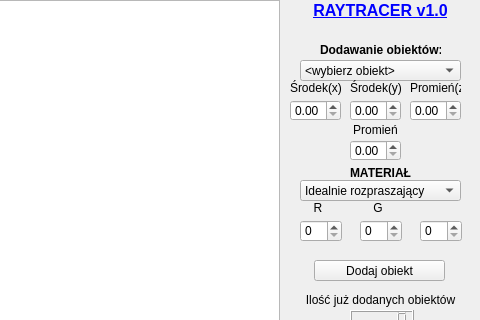
Qt form mainwindow.ui (quetz05/Raytraicing) before a commit; both pictures show x 520 to 1000 and y 0 to 320 of the 1000 by 600 pixel window.
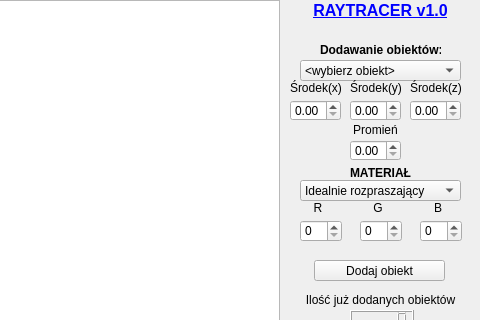
The same form after that commit.

Commit message:
GUI - zmiana kamery
poprawa w kodzie zmiany kamery

The edit to the form file:
```diff
--- a/mainwindow.ui
+++ b/mainwindow.ui
@@ -231,7 +231,7 @@
      </rect>
     </property>
     <property name="text">
-     <string>Promień(z)</string>
+     <string>Środek(z)</string>
     </property>
    </widget>
    <widget class="QLabel" name="t_sp_rad">
@@ -426,6 +426,19 @@
      </property>
     </item>
    </widget>
+   <widget class="QLabel" name="label_6">
+    <property name="geometry">
+     <rect>
+      <x>950</x>
+      <y>200</y>
+      <width>16</width>
+      <height>16</height>
+     </rect>
+    </property>
+    <property name="text">
+     <string>&lt;html&gt;&lt;head/&gt;&lt;body&gt;&lt;p align=&quot;center&quot;&gt;B&lt;/p&gt;&lt;/body&gt;&lt;/html&gt;</string>
+    </property>
+   </widget>
    <zorder>graph1</zorder>
    <zorder>save_text</zorder>
    <zorder>save_butt</zorder>
```
Left out of the diff: 1 changed line with no effect on the pictures. The commit also changes 3 other files.
